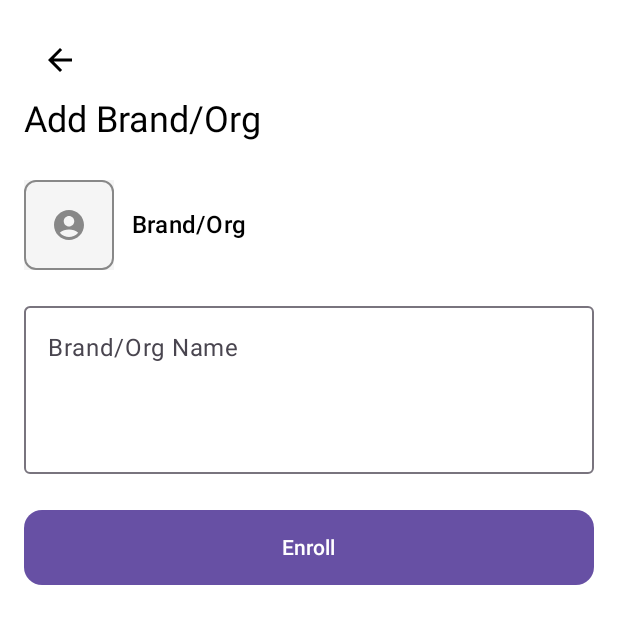
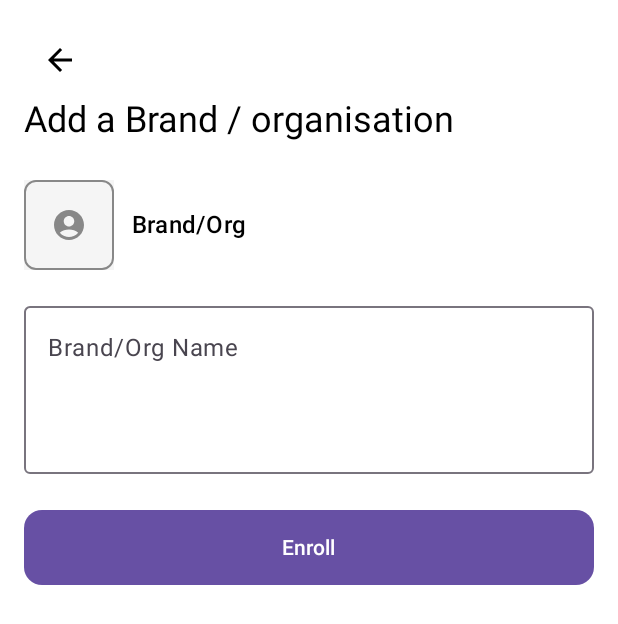
Before and after one commit to myofficework000/ReviewApp, an Android app built with Jetpack Compose: the @Preview function AddBrandScreenPreview, on a phone screen of 412 x 824 dp. Shown: the top 624 px of the screen. Run offline under Robolectric (Android 15) with nearby library versions, the phone set to English and light mode, and no system bars.

Commit message:
Added Localization for German Language

```diff
--- a/app/src/main/java/com/code4galaxy/reviewnow/view/feature/admin/home/AddBrandScreen.kt
+++ b/app/src/main/java/com/code4galaxy/reviewnow/view/feature/admin/home/AddBrandScreen.kt
@@ -30,9 +30,12 @@ import androidx.compose.ui.Alignment
 import androidx.compose.ui.Modifier
 import androidx.compose.ui.graphics.Color
 import androidx.compose.ui.res.dimensionResource
+import androidx.compose.ui.res.stringResource
 import androidx.compose.ui.text.input.TextFieldValue
 import androidx.compose.ui.tooling.preview.Preview
 import com.code4galaxy.reviewnow.R
+import com.code4galaxy.reviewnow.view.feature.admin.home.AddBrandScreen
+
 //add brand screen
 @Composable
 fun AddBrandScreen(
@@ -60,7 +63,7 @@ fun AddBrandScreen(
         }
 
         Text(
-            text = "Add Brand/Org",
+            text = stringResource(id = R.string.add_brand_org),
             style = MaterialTheme.typography.headlineSmall,
             modifier = Modifier.padding(bottom = dimen24)
         )
@@ -76,18 +79,18 @@ fun AddBrandScreen(
                     .background(Color.LightGray.copy(alpha = 0.2f)),
                 contentAlignment = Alignment.Center
             ) {
-                Icon(Icons.Default.AccountCircle, contentDescription = "Logo", tint = Color.Gray)
+                Icon(Icons.Default.AccountCircle, contentDescription = stringResource(id = R.string.logo), tint = Color.Gray)
             }
 
             Spacer(modifier = Modifier.width(dimen12))
 
-            Text(text = "Brand/Org", style = MaterialTheme.typography.titleMedium)
+            Text( text = stringResource(id = R.string.brand_org), style = MaterialTheme.typography.titleMedium)
         }
 
         OutlinedTextField(
             value = brandName,
             onValueChange = { brandName = it },
-            label = { Text("Brand/Org Name") },
+            label = { Text(text = stringResource(id = R.string.brand_org_name)) },
             modifier = Modifier
                 .fillMaxWidth()
                 .height(dimen120)
--- a/app/src/main/java/com/code4galaxy/reviewnow/view/feature/admin/home/AdminHomeScreen.kt
+++ b/app/src/main/java/com/code4galaxy/reviewnow/view/feature/admin/home/AdminHomeScreen.kt
@@ -22,8 +22,7 @@ import androidx.compose.ui.unit.sp
 import androidx.constraintlayout.compose.ConstraintLayout
 import androidx.constraintlayout.compose.Dimension
 import com.code4galaxy.reviewnow.R
-import com.code4galaxy.reviewnow.view.feature.user.settings.AdminActionItem
-import com.code4galaxy.reviewnow.view.feature.user.settings.AdminHomeScreen
+
 
 @OptIn(ExperimentalMaterial3Api::class)
 @Composable
--- a/app/src/main/java/com/code4galaxy/reviewnow/view/feature/admin/home/FlaggedReviewScreen.kt
+++ b/app/src/main/java/com/code4galaxy/reviewnow/view/feature/admin/home/FlaggedReviewScreen.kt
@@ -23,10 +23,12 @@ import androidx.compose.ui.Alignment
 import androidx.compose.ui.Modifier
 import androidx.compose.ui.res.colorResource
 import androidx.compose.ui.res.dimensionResource
+import androidx.compose.ui.res.stringResource
 import androidx.compose.ui.text.font.FontWeight
 import androidx.compose.ui.tooling.preview.Preview
 import androidx.compose.ui.unit.sp
 import com.code4galaxy.reviewnow.R
+import com.code4galaxy.reviewnow.view.feature.admin.home.FlaggedReviewScreen
 
 @Composable
 fun FlaggedReviewScreen(
@@ -52,7 +54,7 @@ fun FlaggedReviewScreen(
 
         // Screen Title
         Text(
-            text = "Flagged Reviews",
+            text = stringResource(id = R.string.flagged_reviews),
             style = MaterialTheme.typography.headlineSmall,
             modifier = Modifier.padding(bottom = dimen16)
         )
--- a/app/src/main/java/com/code4galaxy/reviewnow/view/feature/admin/home/UserReviewsScreen.kt
+++ b/app/src/main/java/com/code4galaxy/reviewnow/view/feature/admin/home/UserReviewsScreen.kt
@@ -29,6 +29,7 @@ import androidx.compose.ui.res.dimensionResource
 import androidx.compose.ui.text.font.FontWeight
 import androidx.compose.ui.tooling.preview.Preview
 import com.code4galaxy.reviewnow.R
+import com.code4galaxy.reviewnow.view.feature.admin.home.UserReviewsScreen
 
 data class Review(
     val type: String,
--- a/app/src/main/res/values/strings.xml
+++ b/app/src/main/res/values/strings.xml
@@ -29,4 +29,9 @@
     <string name="select_language">Select Language</string>
     <string name="home">Home</string>
     <string name="my_reviews">My reviews</string>
+    <string name="add_brand_org">Add a Brand / organisation</string>
+    <string name="logo">Logo</string>
+    <string name="brand_org">Brand/Org</string>
+    <string name="brand_org_name">Brand/Org Name</string>
+
 </resources>
```
Also changed, not shown: 3 other files.
